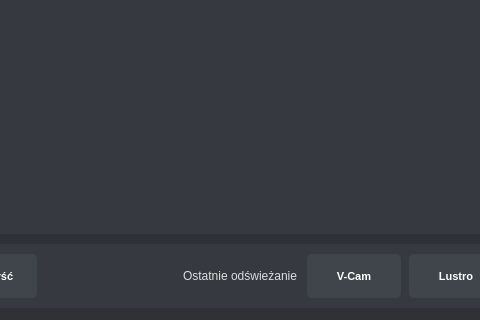
This is gui/ui/Camera.ui in oreols/ProjektAOI as Qt 5 draws it before an edit; both pictures show x 283 to 763 and y 480 to 800 of the 1200 by 800 pixel window. The edited form follows.
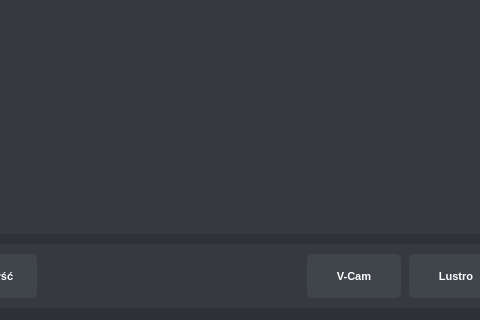
This is the edited form. Icons and pictures are not drawn.

Commit message: SCURUM-144 Dodanie loadera podczas analizy, usunięcie czerwonych  napisów

The edit to the form file:
```diff
--- a/gui/ui/Camera.ui
+++ b/gui/ui/Camera.ui
@@ -409,7 +409,7 @@
           <item>
            <widget class="QLabel" name="refresh_status_label">
             <property name="text">
-             <string>Ostatnie odświeżanie</string>
+             <string></string>
             </property>
             <property name="alignment">
              <set>Qt::AlignRight|Qt::AlignTrailing|Qt::AlignVCenter</set>
```
The commit also changes 2 other files.
